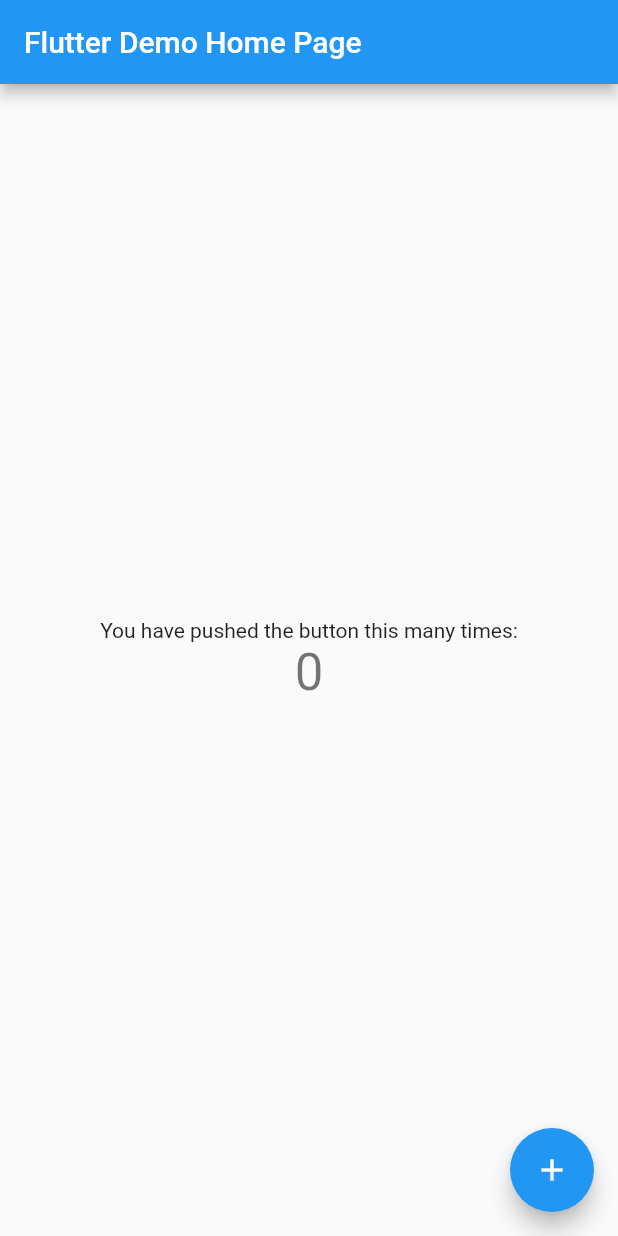
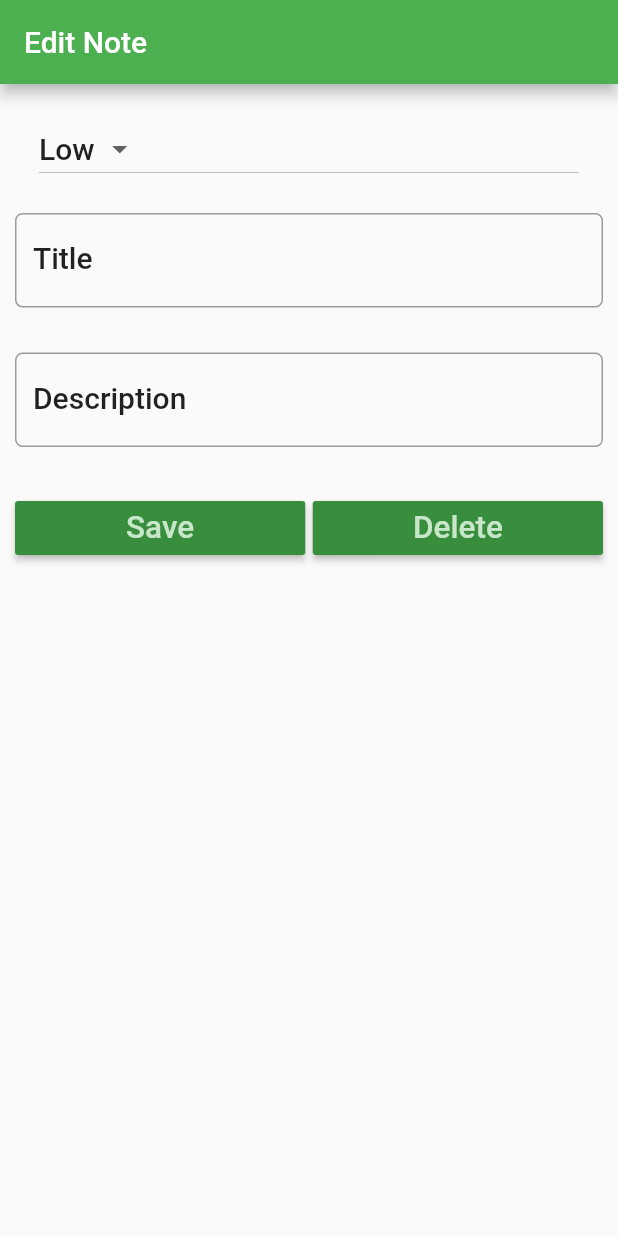
Before and after one commit to HamizanRodzali/noteapp, a Flutter app: the screen it shows after launch, on a phone screen of 412 x 824 dp. Run offline on Flutter 3.47's test engine with Material 2 defaults, Android fonts, the phone set to English and light mode, and no system bars.

Commit message:
second push

```diff
--- a/lib/main.dart
+++ b/lib/main.dart
@@ -1,115 +1,24 @@
+// ignore_for_file: use_key_in_widget_constructors
+
 import 'package:flutter/material.dart';
+import 'package:noteapp/screens/note_detail.dart';
+import 'package:noteapp/screens/note_list.dart';
 
 void main() {
-  runApp(const MyApp());
+  runApp(MyApp());
 }
 
 class MyApp extends StatelessWidget {
-  const MyApp({Key? key}) : super(key: key);
 
-  // This widget is the root of your application.
   @override
   Widget build(BuildContext context) {
     return MaterialApp(
-      title: 'Flutter Demo',
+      title: 'NoteApp',
+      debugShowCheckedModeBanner: false,
       theme: ThemeData(
-        // This is the theme of your application.
-        //
-        // Try running your application with "flutter run". You'll see the
-        // application has a blue toolbar. Then, without quitting the app, try
-        // changing the primarySwatch below to Colors.green and then invoke
-        // "hot reload" (press "r" in the console where you ran "flutter run",
-        // or simply save your changes to "hot reload" in a Flutter IDE).
-        // Notice that the counter didn't reset back to zero; the application
-        // is not restarted.
-        primarySwatch: Colors.blue,
+        primarySwatch: Colors.green
       ),
-      home: const MyHomePage(title: 'Flutter Demo Home Page'),
+      home: const NoteDetail(),
     );
   }
 }
-
-class MyHomePage extends StatefulWidget {
-  const MyHomePage({Key? key, required this.title}) : super(key: key);
-
-  // This widget is the home page of your application. It is stateful, meaning
-  // that it has a State object (defined below) that contains fields that affect
-  // how it looks.
-
-  // This class is the configuration for the state. It holds the values (in this
-  // case the title) provided by the parent (in this case the App widget) and
-  // used by the build method of the State. Fields in a Widget subclass are
-  // always marked "final".
-
-  final String title;
-
-  @override
-  State<MyHomePage> createState() => _MyHomePageState();
-}
-
-class _MyHomePageState extends State<MyHomePage> {
-  int _counter = 0;
-
-  void _incrementCounter() {
-    setState(() {
-      // This call to setState tells the Flutter framework that something has
-      // changed in this State, which causes it to rerun the build method below
-      // so that the display can reflect the updated values. If we changed
-      // _counter without calling setState(), then the build method would not be
-      // called again, and so nothing would appear to happen.
-      _counter++;
-    });
-  }
-
-  @override
-  Widget build(BuildContext context) {
-    // This method is rerun every time setState is called, for instance as done
-    // by the _incrementCounter method above.
-    //
-    // The Flutter framework has been optimized to make rerunning build methods
-    // fast, so that you can just rebuild anything that needs updating rather
-    // than having to individually change instances of widgets.
-    return Scaffold(
-      appBar: AppBar(
-        // Here we take the value from the MyHomePage object that was created by
-        // the App.build method, and use it to set our appbar title.
-        title: Text(widget.title),
-      ),
-      body: Center(
-        // Center is a layout widget. It takes a single child and positions it
-        // in the middle of the parent.
-        child: Column(
-          // Column is also a layout widget. It takes a list of children and
-          // arranges them vertically. By default, it sizes itself to fit its
-          // children horizontally, and tries to be as tall as its parent.
-          //
-          // Invoke "debug painting" (press "p" in the console, choose the
-          // "Toggle Debug Paint" action from the Flutter Inspector in Android
-          // Studio, or the "Toggle Debug Paint" command in Visual Studio Code)
-          // to see the wireframe for each widget.
-          //
-          // Column has various properties to control how it sizes itself and
-          // how it positions its children. Here we use mainAxisAlignment to
-          // center the children vertically; the main axis here is the vertical
-          // axis because Columns are vertical (the cross axis would be
-          // horizontal).
-          mainAxisAlignment: MainAxisAlignment.center,
-          children: <Widget>[
-            const Text(
-              'You have pushed the button this many times:',
-            ),
-            Text(
-              '$_counter',
-              style: Theme.of(context).textTheme.headline4,
-            ),
-          ],
-        ),
-      ),
-      floatingActionButton: FloatingActionButton(
-        onPressed: _incrementCounter,
-        tooltip: 'Increment',
-        child: const Icon(Icons.add),
-      ), // This trailing comma makes auto-formatting nicer for build methods.
-    );
-  }
-}
--- /dev/null
+++ b/lib/screens/note_detail.dart
@@ -0,0 +1,146 @@
+// ignore_for_file: deprecated_member_use
+
+import 'package:flutter/material.dart';
+
+class NoteDetail extends StatefulWidget {
+  const NoteDetail({Key? key}) : super(key: key);
+
+  @override
+  State<StatefulWidget> createState() {
+
+    return NoteDetailState();
+  }
+}
+
+class NoteDetailState extends State<NoteDetail> {
+
+  static final _priorities = ['High', 'Low'];
+
+  TextEditingController titleController = TextEditingController();
+  TextEditingController descriptionController = TextEditingController();
+
+  @override
+  Widget build(BuildContext context) {
+
+    TextStyle? textStyle = Theme.of(context).textTheme.headline6;
+
+    return Scaffold(
+      appBar: AppBar(
+        title: const Text('Edit Note'),
+      ),
+
+      body: Padding(
+        padding: const EdgeInsets.only(top: 15.0, left: 10.0, right: 10.0),
+        child: ListView(
+          children: <Widget>[
+
+            // First Element
+            ListTile(
+              title: DropdownButton(
+                items: _priorities.map((String dropDownStringItem) {
+                  return DropdownMenuItem<String>(
+                    value: dropDownStringItem,
+                    child: Text(dropDownStringItem),
+                  );
+                }).toList(),
+
+                style: textStyle,
+
+                value: 'Low',
+
+                onChanged: (valueSelectedByUser) {
+                  setState(() {
+                    debugPrint('User selected $valueSelectedByUser');
+                  });
+                }
+              ),
+            ),
+
+            // Second Element
+            Padding(
+              padding: const EdgeInsets.only(top: 15.0, bottom: 15.0),
+              child: TextField(
+                controller: titleController,
+                style: textStyle,
+                onChanged: (value) {
+                  debugPrint('Something changed in Title Text Field');
+                },
+                decoration: InputDecoration(
+                  labelText: 'Title',
+                  labelStyle: textStyle,
+                  border: OutlineInputBorder(
+                    borderRadius: BorderRadius.circular(5.0)
+                  )
+                ),
+              ),
+            ),
+
+            // Third Element
+            Padding(
+              padding: const EdgeInsets.only(top: 15.0, bottom: 15.0),
+              child: TextField(
+                controller: descriptionController,
+                style: textStyle,
+                onChanged: (value) {
+                  debugPrint('Something changed in Description Text Field');
+                },
+                decoration: InputDecoration(
+                  labelText: 'Description',
+                  labelStyle: textStyle,
+                  border: OutlineInputBorder(
+                    borderRadius: BorderRadius.circular(5.0)
+                  )
+                ),
+              ),
+            ),
+
+            // Fourth Element
+            Padding(
+              padding: const EdgeInsets.only(top: 15.0, bottom: 15.0),
+              child: Row(
+                children: <Widget>[
+                  Expanded(
+                    child: RaisedButton(
+                      color: Theme.of(context).primaryColorDark,
+                      textColor: Theme.of(context).primaryColorLight,
+                      child: const Text(
+                        'Save',
+                        textScaleFactor: 1.5,
+                      ),
+                      onPressed: () {
+                        setState(() {
+                          debugPrint("Save button clicked");
+                        });
+                      },
+                    ),
+                  ),
+
+                  Container(width: 5.0,),
+
+                  Expanded(
+                    child: RaisedButton(
+                      color: Theme.of(context).primaryColorDark,
+                      textColor: Theme.of(context).primaryColorLight,
+                      child: const Text(
+                        'Delete',
+                        textScaleFactor: 1.5,
+                      ),
+                      onPressed: () {
+                        setState(() {
+                          debugPrint("Delete button clicked");
+                        });
+                      },
+                    ),
+                  ),
+
+                ],
+              ),
+            ),
+
+          ],
+        ),
+      ),
+
+    );
+  }
+}
```
Also changed, not shown: lib/screens/note_list.dart (added, +71 -0 lines), 1 other file.
